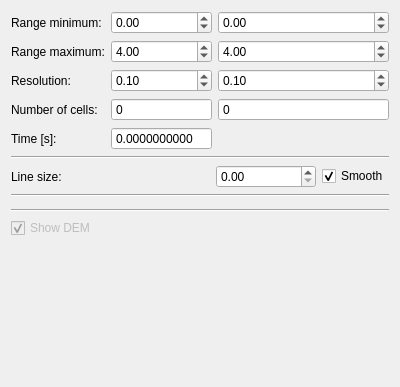
jmaye/curb-detection, file code/src/lib/visualization/DEMControl.ui: the form before one commit.
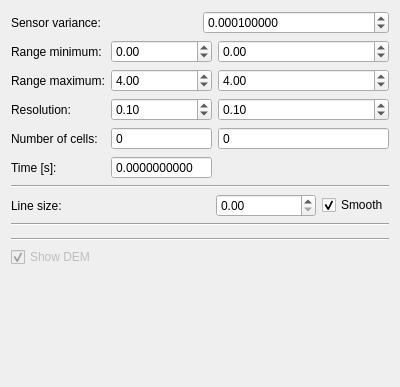
The form after the commit. Custom widgets are drawn as their Qt base class.

```diff
--- a/code/src/lib/visualization/DEMControl.ui
+++ b/code/src/lib/visualization/DEMControl.ui
@@ -14,6 +14,27 @@
    <string>Form</string>
   </property>
   <layout class="QVBoxLayout" name="verticalLayout">
+   <item>
+    <layout class="QGridLayout" name="sensorLayout">
+     <item row="0" column="0">
+      <widget class="QLabel" name="sensorLabel">
+       <property name="text">
+        <string>Sensor variance:</string>
+       </property>
+      </widget>
+     </item>
+     <item row="0" column="1">
+      <widget class="QDoubleSpinBox" name="sensorSpinBox">
+       <property name="decimals">
+        <number>9</number>
+       </property>
+       <property name="value">
+        <double>0.000100000000000</double>
+       </property>
+      </widget>
+     </item>
+    </layout>
+   </item>
    <item>
     <layout class="QGridLayout" name="cellLayout">
      <item row="0" column="0">
```
Left out of the diff: 16 changed lines with no effect on the pictures.
